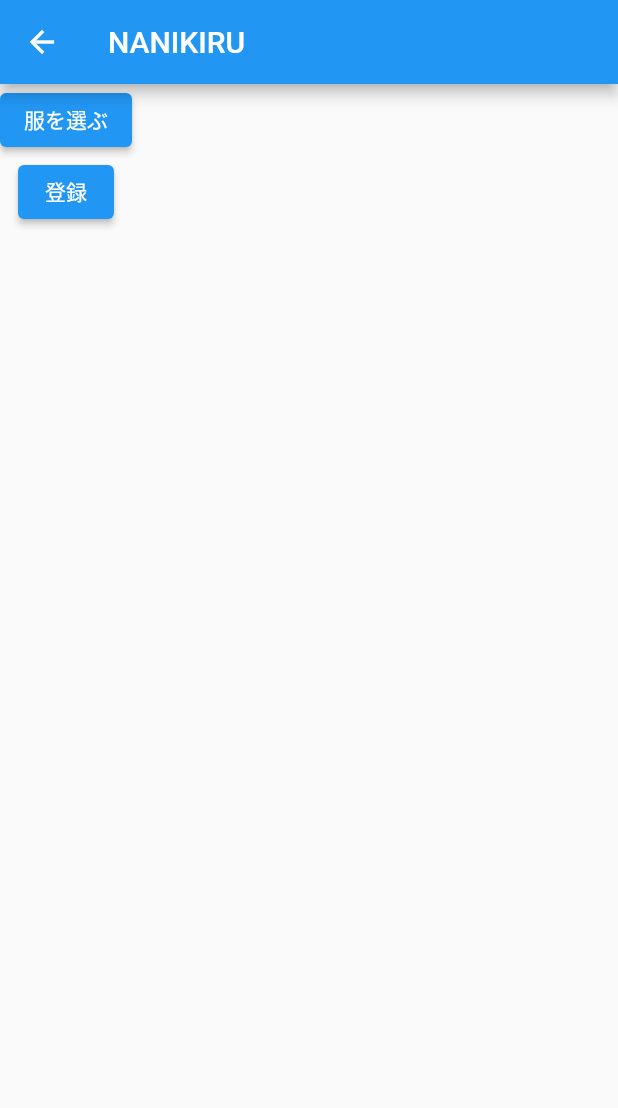
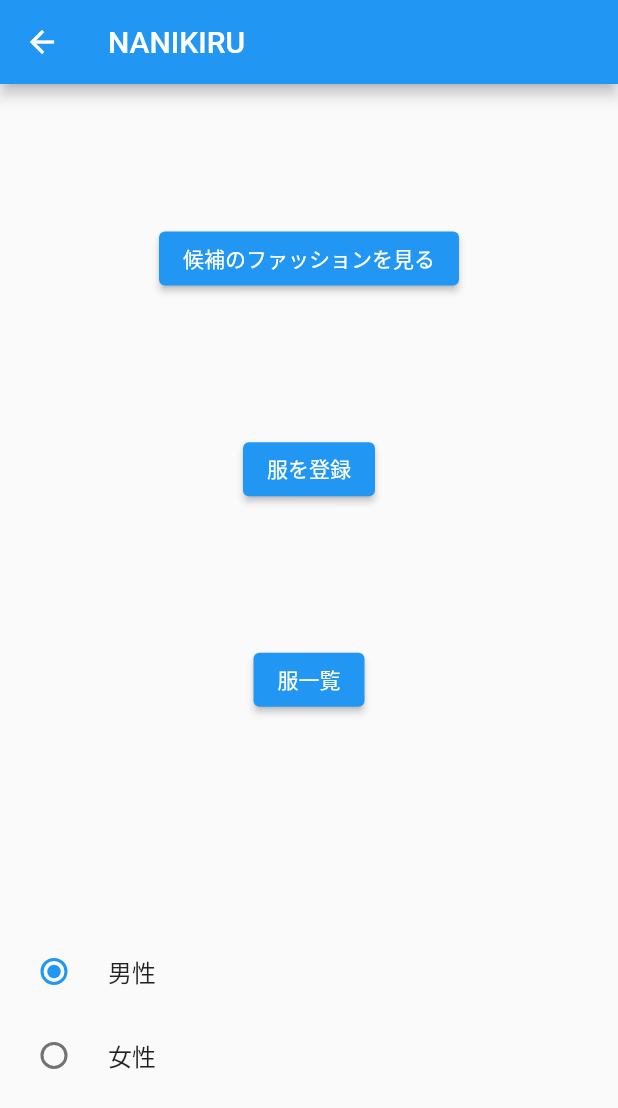
Before and after one commit to enpitut2022/nanikiru, a Flutter app: the FirstPage screen opened directly, on a phone screen of 412 x 824 dp. Shown: the top 1108 px of the screen. Run offline on Flutter 3.47's test engine with Material 2 defaults, Android fonts, the phone set to English and light mode, and no system bars.

Commit message:
backlog1, 2マージ

```diff
--- a/lib/first_page.dart
+++ b/lib/first_page.dart
@@ -1,5 +1,10 @@
 import 'package:flutter/material.dart';
+import 'package:nanikiru/fahion_list.dart';
+import 'package:nanikiru/suggest_fashion.dart';
+import 'package:nanikiru/register_fashion.dart';
 import 'next_page.dart';
+
+bool men = true;
 
 class FirstPage extends StatelessWidget{
   @override
@@ -9,30 +14,76 @@ class FirstPage extends StatelessWidget{
       appBar: AppBar(
         title: const Text('NANIKIRU'),
       ),
-      body: Column(
-        children: [ElevatedButton(
+      body: Center(
+        child: Column(
+          mainAxisAlignment: MainAxisAlignment.spaceEvenly,
+          children: [
+            ElevatedButton(
               onPressed: (){
                 Navigator.push(
                   context,
-              MaterialPageRoute(builder: (context) => NextPage()),
+                  MaterialPageRoute(builder: (context) => SuggestFashion(men)),
                 );
               },
-          child: const Text('服を選ぶ'),
-
-        ), ElevatedButton(
+              child: const Text('候補のファッションを見る'),
+            ),
+            ElevatedButton(
               onPressed: (){
                 Navigator.push(
                   context,
-              MaterialPageRoute(builder: (context) => NextPage()),
+                  MaterialPageRoute(builder: (context) => FlutterDemo(storage: CounterStorage())),
                 );
               },
-          child: const Text('登録'),
-
-        )],
-
+              child: const Text('服を登録'),
+            ),
+            ElevatedButton(
+              onPressed: (){
+                Navigator.push(
+                  context,
+                  MaterialPageRoute(builder: (context) => FlutterDemo_2(storage: CounterStorage2())),
+                );
+              },
+              child: const Text('服一覧'),
+            ),
+            RadioButtonWidget(),
+          ],
+        ),
       ),
     );
   }
+}
+
+class RadioButtonWidget extends StatefulWidget{
+  @override
+  _GenderState createState() => _GenderState();
+}
 
 
+class _GenderState extends State<RadioButtonWidget> {
+
+  @override
+  Widget build(BuildContext context) {
+    return Column(
+        children: [
+          SizedBox(height: 50.0,),
+          RadioListTile(
+            title: Text('男性'),
+            value: true,
+            groupValue: men,
+            onChanged: (value) => _onRadioSelected(value),
+          ),
+          RadioListTile(
+            title: Text('女性'),
+            value: false,
+            groupValue: men,
+            onChanged: (value) => _onRadioSelected(value),
+          ),
+        ]
+    );
   }
+  _onRadioSelected(value) {
+    setState(() {
+      men = value;
+    });
+  }
+}
```
Lines whose indentation alone changed are shown as unchanged.
